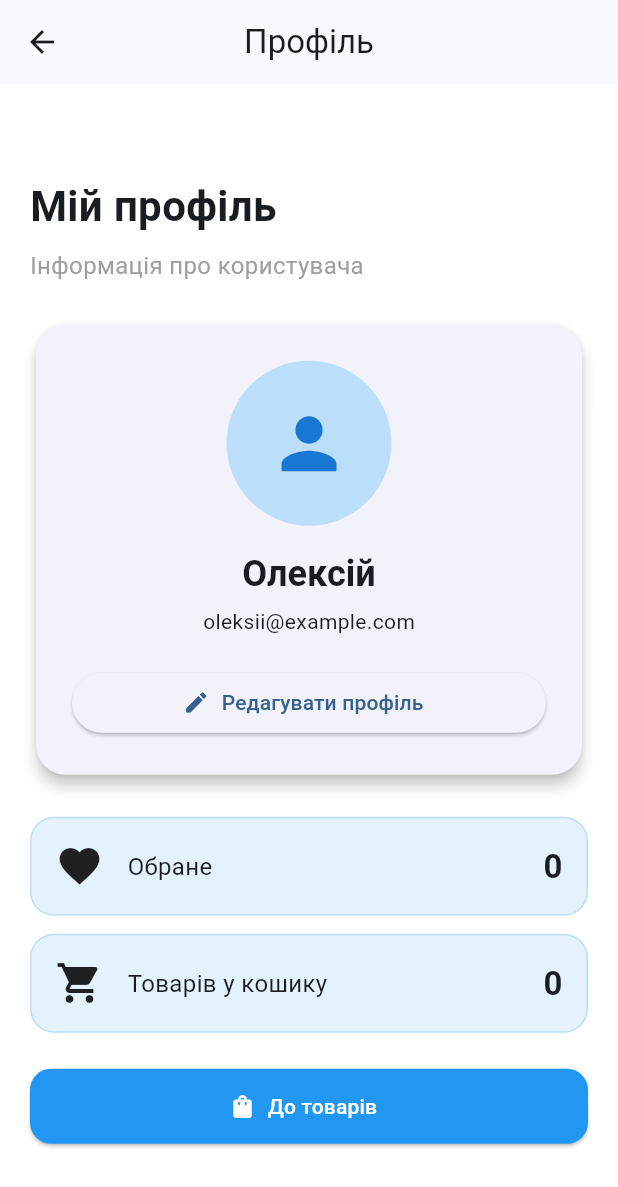
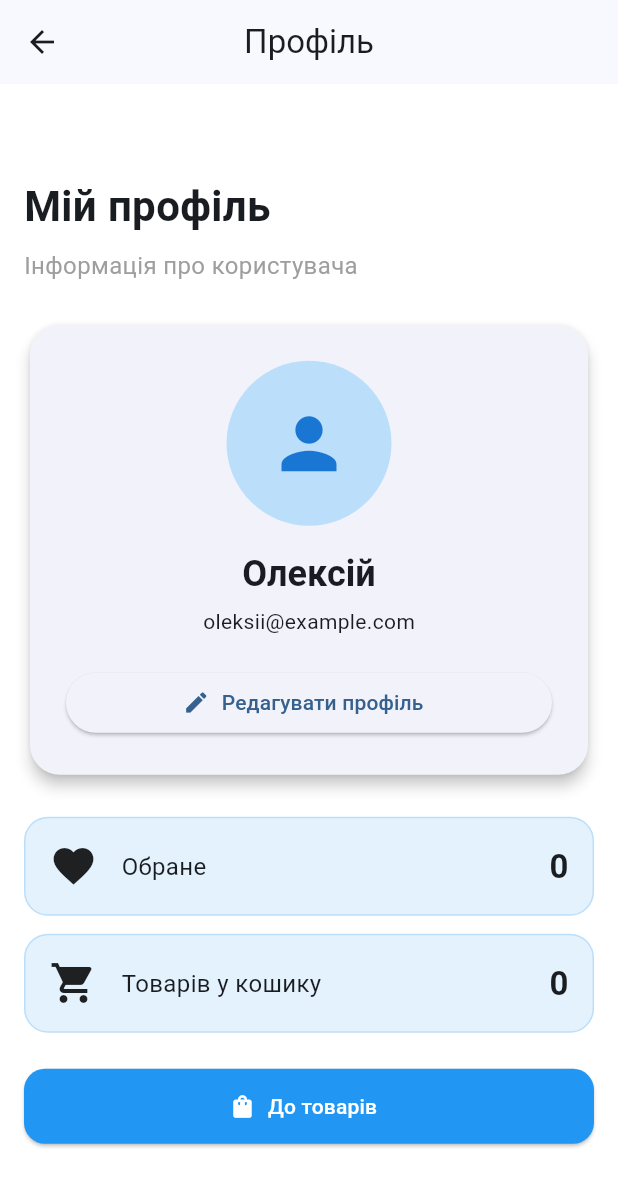
Before and after one commit to Kiter0/Programming-Mobile-Platforms, a Flutter app: the screen it shows after launch, after a tap on "Редагувати профіль", on a phone screen of 412 x 824 dp. Shown: the top 1187 px of the screen. Run offline on Flutter 3.47's test engine with Material 3 defaults, Android fonts, the light colour scheme and no system bars; accounts and stored records are empty; network calls fail.

Commit message:
refactor: use AppConstants

```diff
--- a/practice-05-flutter-widgets/lib/screens/home_screen.dart
+++ b/practice-05-flutter-widgets/lib/screens/home_screen.dart
@@ -2,6 +2,7 @@
 import 'package:flutter/material.dart';
 
 import '../utils/app_state.dart';
+import '../utils/constants.dart';
 import '../widgets/animated_counter.dart';
 import '../widgets/custom_button.dart';
 import '../widgets/profile_widget.dart';
@@ -18,7 +19,7 @@ class HomeScreen extends StatelessWidget {
   Widget build(BuildContext context) {
     return Scaffold(
       appBar: AppBar(
-        title: const Text('Flutter Widgets'),
+        title: const Text(AppConstants.homeTitle),
         centerTitle: true,
         actions: [
           IconButton(
@@ -54,7 +55,7 @@ class HomeScreen extends StatelessWidget {
                 maxWidth: 600,
               ),
               child: SingleChildScrollView(
-                padding: const EdgeInsets.all(20),
+                padding: const EdgeInsets.all(AppConstants.screenPadding),
                 child: Column(
                   crossAxisAlignment: CrossAxisAlignment.stretch,
                   children: [
--- a/practice-05-flutter-widgets/lib/screens/profile_screen.dart
+++ b/practice-05-flutter-widgets/lib/screens/profile_screen.dart
@@ -3,6 +3,7 @@ import 'package:flutter/material.dart';
 
 import '../models/user.dart';
 import '../utils/app_state.dart';
+import '../utils/constants.dart';
 import '../widgets/custom_button.dart';
 import '../widgets/profile_widget.dart';
 
@@ -37,7 +38,7 @@ class ProfileScreen extends StatelessWidget {
                 maxWidth: 600,
               ),
               child: SingleChildScrollView(
-                padding: const EdgeInsets.all(20),
+                padding: const EdgeInsets.all(AppConstants.screenPadding),
                 child: Column(
                   crossAxisAlignment: CrossAxisAlignment.stretch,
                   children: [
@@ -200,7 +201,7 @@ class ProfileScreen extends StatelessWidget {
       padding: const EdgeInsets.all(16),
       decoration: BoxDecoration(
         color: Colors.blue.shade50,
-        borderRadius: BorderRadius.circular(16),
+        borderRadius: BorderRadius.circular(AppConstants.cardRadius),
         border: Border.all(
           color: Colors.blue.shade100,
         ),
```
Also changed, not shown: practice-05-flutter-widgets/lib/screens/products_screen.dart (+4 -3 lines).
